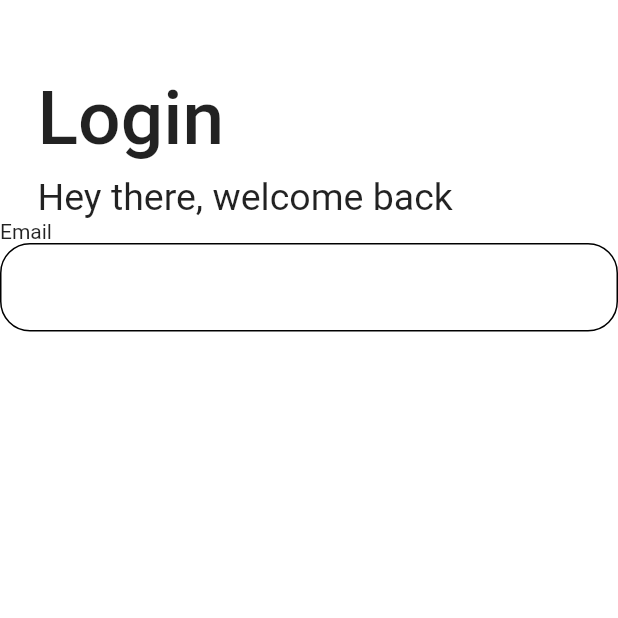
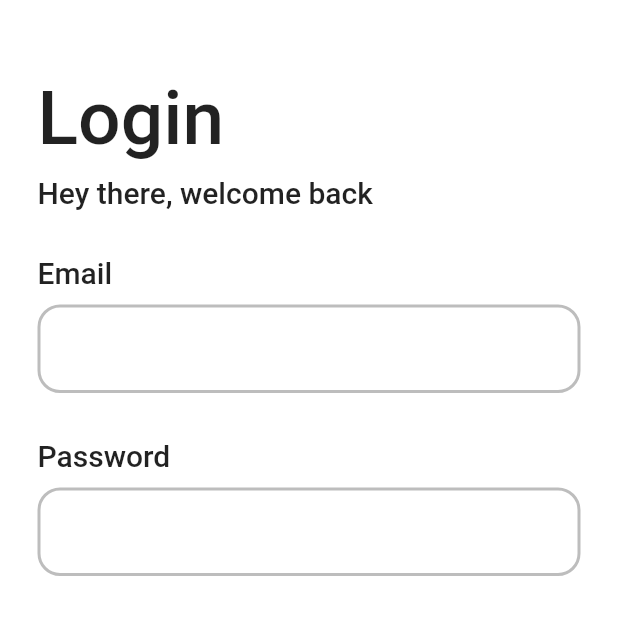
Before and after one commit to RedeemerNtumy/E-learning-App, a Flutter app: the screen it shows after launch, on a phone screen of 412 x 824 dp, the top half of it. Run offline on Flutter 3.47's test engine with Material 2 defaults, Android fonts, the phone set to English and light mode, and no system bars.

Commit message:
Time to refactor code

```diff
--- a/lib/constants.dart
+++ b/lib/constants.dart
@@ -1 +1,4 @@
 import 'package:flutter/material.dart';
+
+const knormaltexts =
+    TextStyle(fontSize: 20, color: Colors.black87, fontWeight: FontWeight.w500);
--- a/lib/screens/loginScreen.dart
+++ b/lib/screens/loginScreen.dart
@@ -1,4 +1,5 @@
 import 'package:flutter/material.dart';
+import 'package:reagan_first/constants.dart';
 
 class Login extends StatelessWidget {
   static const String id = "Login";
@@ -22,22 +23,55 @@ class Login extends StatelessWidget {
               padding: EdgeInsets.only(left: 25.0, top: 8.0),
               child: Text(
                 "Hey there, welcome back",
-                style: TextStyle(fontSize: 25, color: Colors.black87),
+                style: knormaltexts,
               ),
             ),
-            Text("Email"),
-            TextField(
+            Padding(
+              padding: EdgeInsets.only(left: 25.0, top: 30, bottom: 10),
+              child: Text(
+                "Email",
+                style: knormaltexts,
+              ),
+            ),
+            Padding(
+              padding: EdgeInsets.only(left: 25, right: 25),
+              child: TextField(
                 decoration: InputDecoration(
                   enabledBorder: OutlineInputBorder(
+                    borderSide: BorderSide(color: Colors.black26, width: 2.0),
                     borderRadius: BorderRadius.all(
-                    Radius.circular(20),
+                      Radius.circular(15),
                     ),
                   ),
                 ),
                 keyboardType: TextInputType.emailAddress,
                 textAlign: TextAlign.center,
                 onChanged: (value) {},
-            )
+              ),
+            ),
+            Padding(
+              padding: EdgeInsets.only(left: 25.0, top: 30, bottom: 10),
+              child: Text(
+                "Password",
+                style: knormaltexts,
+              ),
+            ),
+            Padding(
+              padding: EdgeInsets.only(left: 25, right: 25),
+              child: TextField(
+                decoration: InputDecoration(
+                  enabledBorder: OutlineInputBorder(
+                    borderSide: BorderSide(color: Colors.black26, width: 2.0),
+                    borderRadius: BorderRadius.all(
+                      Radius.circular(15),
+                    ),
+                  ),
+                ),
+                keyboardType: TextInputType.emailAddress,
+                textAlign: TextAlign.center,
+                onChanged: (value) {},
+              ),
+            ),
           ],
         ),
       ),
```
Lines whose indentation alone changed are shown as unchanged.
